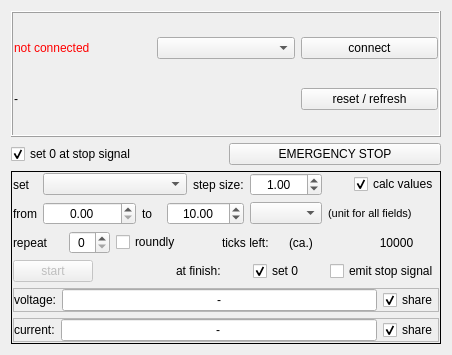
The window that bopmguicharwindow.ui (bchjoerni/mlab) describes before a commit, drawn with Qt 5.
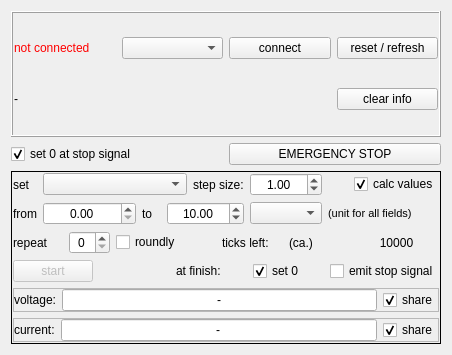
The same window after the commit.

Commit message: mlabsignal system changed, networkremote window changed, portwindows now have buttons reset/refresh and clear info

Patch:
```diff
--- a/bopmguicharwindow.ui
+++ b/bopmguicharwindow.ui
@@ -51,6 +51,13 @@
       <item row="0" column="1">
        <widget class="QComboBox" name="cob_ports"/>
       </item>
+      <item row="0" column="4">
+       <widget class="QPushButton" name="btn_resetRefresh">
+        <property name="text">
+         <string>reset / refresh</string>
+        </property>
+       </widget>
+      </item>
       <item row="0" column="2">
        <widget class="QPushButton" name="btn_connect">
         <property name="text">
@@ -58,14 +65,14 @@
         </property>
        </widget>
       </item>
-      <item row="1" column="2">
-       <widget class="QPushButton" name="btn_resetInfo">
+      <item row="1" column="4">
+       <widget class="QPushButton" name="btn_clearInfo">
         <property name="text">
-         <string>reset / refresh</string>
+         <string>clear info</string>
         </property>
        </widget>
       </item>
-      <item row="1" column="0" colspan="2">
+      <item row="1" column="0" colspan="3">
        <widget class="QLabel" name="lbl_info">
         <property name="text">
          <string>-</string>
```
The commit also changes 78 other files.
